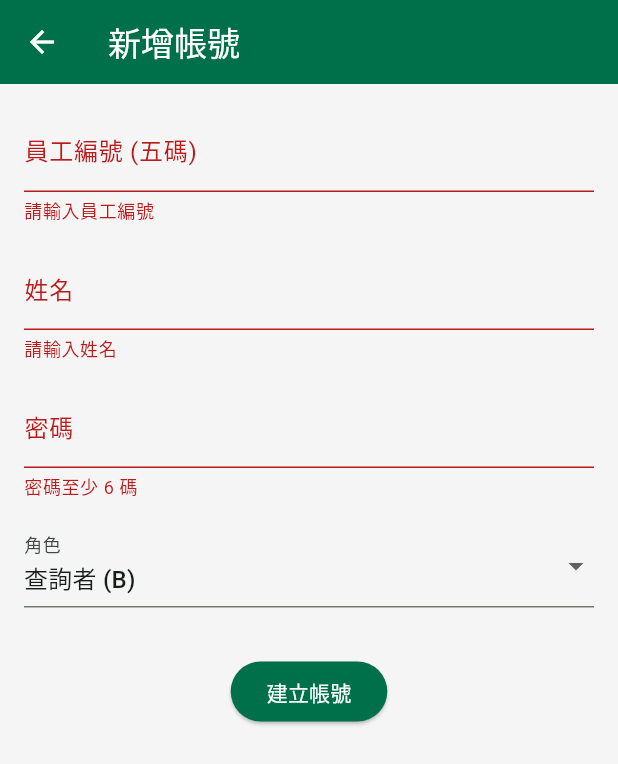
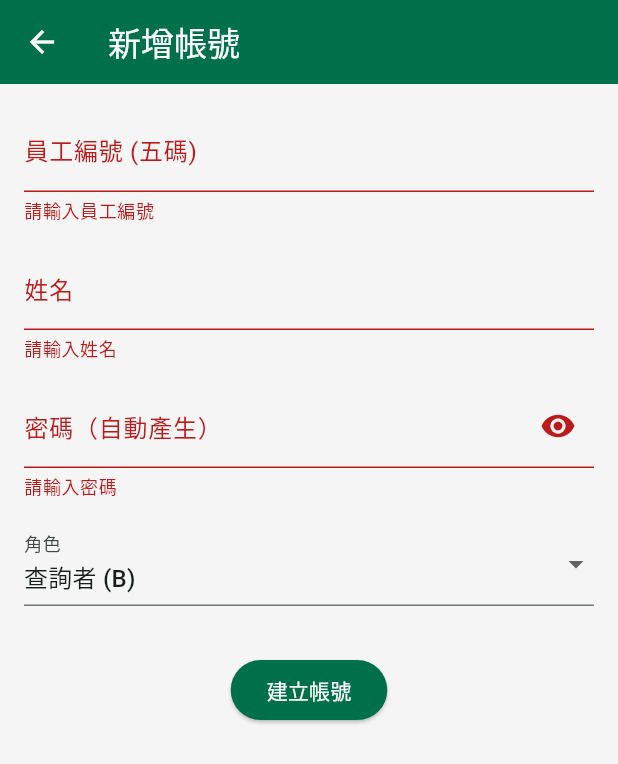
Before and after one commit to shao0925/SignalGuideApp, a Flutter app: the CreateUserPage screen opened directly, after a tap on "建立帳號", on a phone screen of 412 x 824 dp. Shown: the top 764 px of the screen. Run offline on Flutter 3.47's test engine with Material 3 defaults, Android fonts, the phone set to English and light mode, and no system bars; our stand-ins replace flutter_secure_storage; accounts and stored records are empty.

Commit message:
修改密碼功能

```diff
--- a/signal_guide_app/lib/pages/create_user.dart
+++ b/signal_guide_app/lib/pages/create_user.dart
@@ -18,6 +18,7 @@ class _CreateUserPageState extends State<CreateUserPage> {
   final nameController = TextEditingController();
   final passwordController = TextEditingController();
   String selectedRole = 'B'; // 預設角色為查詢者
+  bool _obscurePassword = true;
 
   Future<void> _submit() async {
     if (!_formKey.currentState!.validate()) return;
@@ -71,6 +72,17 @@ class _CreateUserPageState extends State<CreateUserPage> {
   }
 
   @override
+  void initState() {
+    super.initState();
+    employeeIdController.addListener(_generatePassword);
+  }
+
+  void _generatePassword() {
+    final id = employeeIdController.text.trim();
+    passwordController.text = id.isNotEmpty ? 'e$id' : '';
+  }
+
+  @override
   Widget build(BuildContext context) {
     return Scaffold(
       appBar: AppBar(title: const Text('新增帳號')),
@@ -94,9 +106,30 @@ class _CreateUserPageState extends State<CreateUserPage> {
               const SizedBox(height: 16),
               TextFormField(
                 controller: passwordController,
-                decoration: const InputDecoration(labelText: '密碼'),
-                obscureText: true,
-                validator: (value) => value == null || value.length < 6 ? '密碼至少 6 碼' : null,
+                decoration: InputDecoration(
+                  labelText: '密碼（自動產生）',
+                  suffixIcon: IconButton(
+                    icon: Icon(_obscurePassword ? Icons.visibility : Icons.visibility_off),
+                    onPressed: () {
+                      setState(() {
+                        _obscurePassword = !_obscurePassword;
+                      });
+                    },
+                  ),
+                ),
+                obscureText: _obscurePassword,
+                validator: (value) {
+                  if (value == null || value.isEmpty) {
+                    return '請輸入密碼';
+                  }
+                  if (value.length < 6) {
+                    return '密碼至少 6 碼';
+                  }
+                  if (!RegExp(r'[A-Za-z]').hasMatch(value)) {
+                    return '密碼中至少要有一個英文字母';
+                  }
+                  return null;
+                },
               ),
               const SizedBox(height: 16),
               DropdownButtonFormField<String>(
```
Also changed, not shown: signal_guide_app/lib/pages/change_password.dart (added, +156 -0 lines), signal_guide_app/lib/pages/home.dart (+12 -0 lines), signal_guide_app/lib/pages/login.dart (+15 -4 lines), 2 other files.
